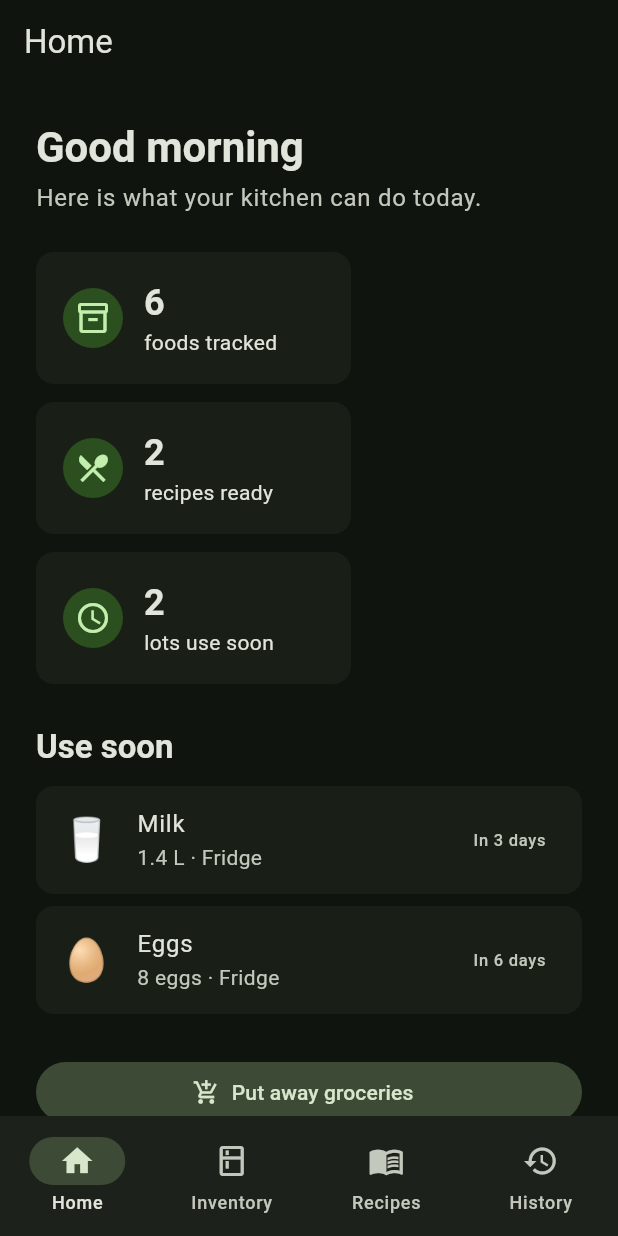
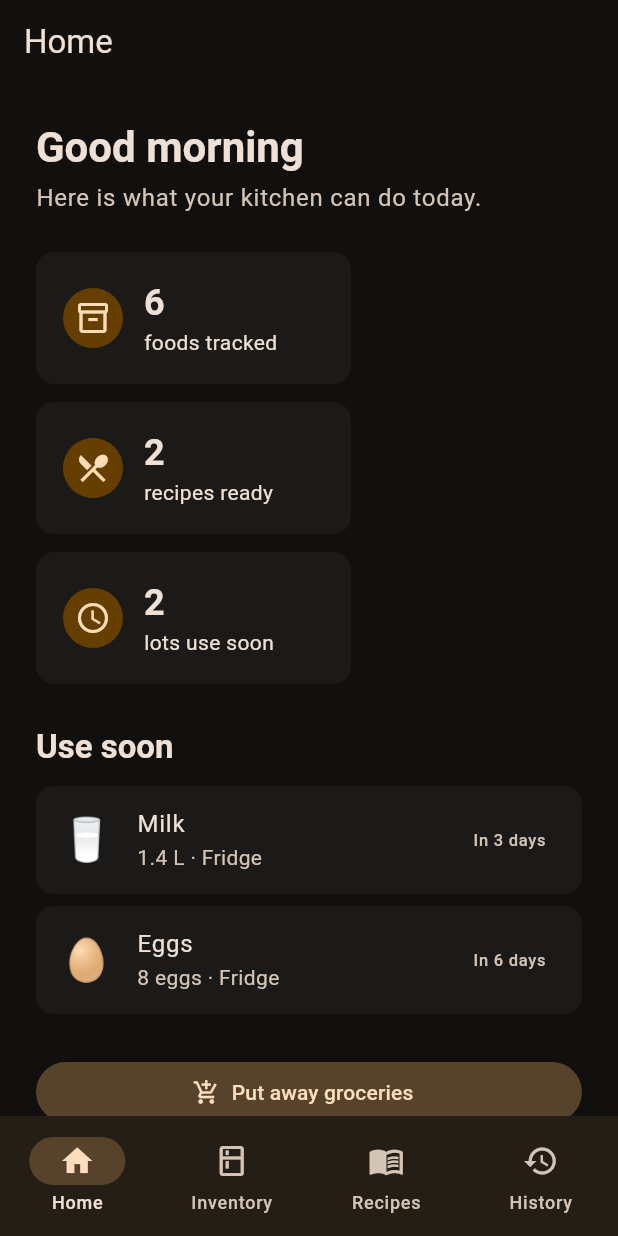
Before and after one commit to DrewBrandt/kitchen, a Flutter app: the screen it shows after launch, on a phone screen of 412 x 824 dp. Run offline on Flutter 3.47's test engine with Material 3 defaults, Android fonts, the phone set to English and light mode, and no system bars.

Commit message:
Replace green theme with warm amber

```diff
--- a/lib/app.dart
+++ b/lib/app.dart
@@ -21,7 +21,7 @@ class _PantryAppState extends State<PantryApp> {
 
   @override
   Widget build(BuildContext context) {
-    const seed = Color(0xFF5D7C50);
+    const seed = Color(0xFFD7943B);
     return MaterialApp(
       title: 'Pantry',
       debugShowCheckedModeBanner: false,
@@ -48,25 +48,25 @@ class _PantryAppState extends State<PantryApp> {
           brightness: Brightness.dark,
         ),
         useMaterial3: true,
-        scaffoldBackgroundColor: const Color(0xFF10140F),
+        scaffoldBackgroundColor: const Color(0xFF11100F),
         cardTheme: const CardThemeData(
           elevation: 0,
           margin: EdgeInsets.zero,
-          color: Color(0xFF191E17),
+          color: Color(0xFF1C1A18),
         ),
         appBarTheme: const AppBarTheme(
-          backgroundColor: Color(0xFF10140F),
+          backgroundColor: Color(0xFF11100F),
           surfaceTintColor: Colors.transparent,
         ),
         navigationRailTheme: const NavigationRailThemeData(
-          backgroundColor: Color(0xFF10140F),
+          backgroundColor: Color(0xFF11100F),
         ),
         inputDecorationTheme: const InputDecorationTheme(
           border: OutlineInputBorder(),
           filled: true,
-          fillColor: Color(0xFF1C221A),
+          fillColor: Color(0xFF24201C),
         ),
-        dividerTheme: const DividerThemeData(color: Color(0xFF30382D)),
+        dividerTheme: const DividerThemeData(color: Color(0xFF3A342D)),
       ),
       home: PantryHomePage(store: store),
     );
```
